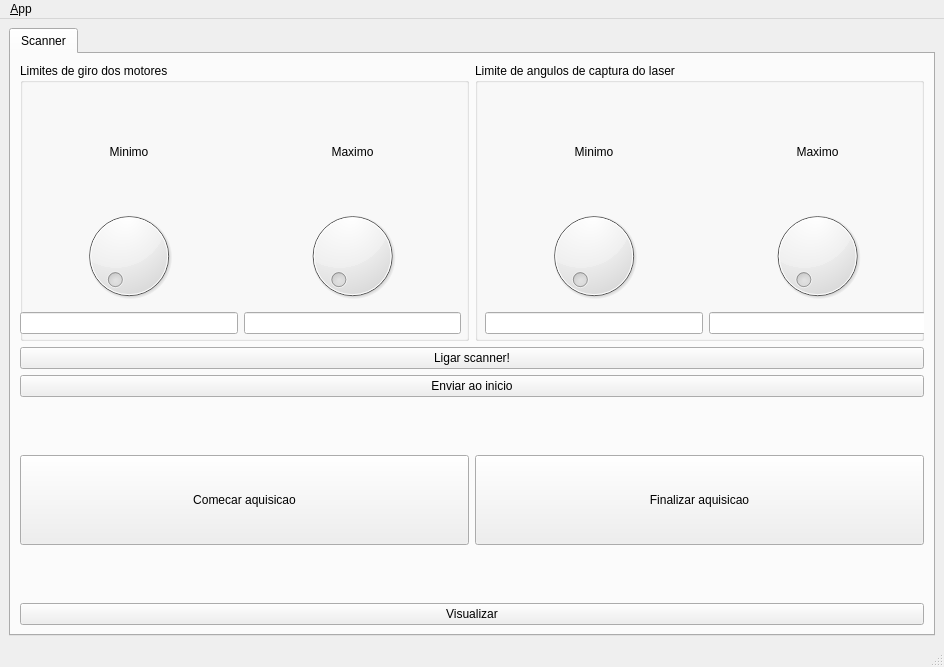
Before: the Qt Designer form scanner_gui/ui/main_window.ui in viniciusvidal2/scanner-laser, drawn with Qt 5.
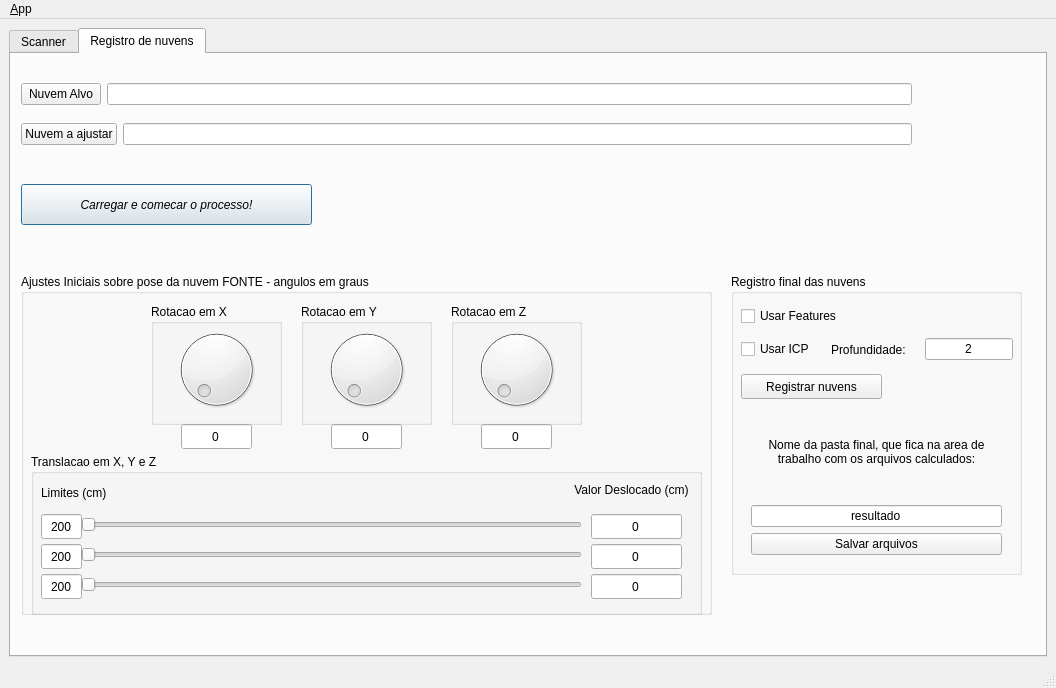
After: the same form once the commit is applied. Icons and pictures are not drawn.

Commit message: inicio nova aba e incremento da primeira, nuvens filtradas

```diff
--- a/scanner_gui/ui/main_window.ui
+++ b/scanner_gui/ui/main_window.ui
@@ -6,8 +6,8 @@
    <rect>
     <x>0</x>
     <y>0</y>
-    <width>944</width>
-    <height>667</height>
+    <width>1056</width>
+    <height>688</height>
    </rect>
   </property>
   <property name="windowTitle">
@@ -46,7 +46,7 @@
        <locale language="English" country="Australia"/>
       </property>
       <property name="currentIndex">
-       <number>0</number>
+       <number>1</number>
       </property>
       <widget class="QWidget" name="tab_scanner">
        <property name="sizePolicy">
@@ -218,10 +218,10 @@
              <enum>QLayout::SetNoConstraint</enum>
             </property>
             <property name="topMargin">
-             <number>52</number>
+             <number>29</number>
             </property>
             <property name="bottomMargin">
-             <number>52</number>
+             <number>29</number>
             </property>
             <item>
              <widget class="QPushButton" name="pushButton_aquisicao">
@@ -283,6 +283,559 @@
         </item>
        </layout>
       </widget>
+      <widget class="QWidget" name="tab_registro">
+       <attribute name="title">
+        <string>Registro de nuvens</string>
+       </attribute>
+       <widget class="QWidget" name="horizontalLayoutWidget_2">
+        <property name="geometry">
+         <rect>
+          <x>10</x>
+          <y>20</y>
+          <width>891</width>
+          <height>41</height>
+         </rect>
+        </property>
+        <layout class="QHBoxLayout" name="horizontalLayout_4">
+         <item>
+          <widget class="QPushButton" name="pushButton_nuvemalvo">
+           <property name="text">
+            <string>Nuvem Alvo</string>
+           </property>
+          </widget>
+         </item>
+         <item>
+          <widget class="QLineEdit" name="lineEdit_nuvemalvo">
+           <property name="enabled">
+            <bool>true</bool>
+           </property>
+           <property name="text">
+            <string/>
+           </property>
+          </widget>
+         </item>
+        </layout>
+       </widget>
+       <widget class="QWidget" name="horizontalLayoutWidget_3">
+        <property name="geometry">
+         <rect>
+          <x>10</x>
+          <y>60</y>
+          <width>891</width>
+          <height>41</height>
+         </rect>
+        </property>
+        <layout class="QHBoxLayout" name="horizontalLayout_5">
+         <item>
+          <widget class="QPushButton" name="pushButton_nuvemfonte">
+           <property name="text">
+            <string>Nuvem a ajustar</string>
+           </property>
+          </widget>
+         </item>
+         <item>
+          <widget class="QLineEdit" name="lineEdit_nuvemfonte">
+           <property name="enabled">
+            <bool>true</bool>
+           </property>
+           <property name="text">
+            <string/>
+           </property>
+          </widget>
+         </item>
+        </layout>
+       </widget>
+       <widget class="QPushButton" name="pushButton_iniciararquivos">
+        <property name="geometry">
+         <rect>
+          <x>10</x>
+          <y>130</y>
+          <width>291</width>
+          <height>41</height>
+         </rect>
+        </property>
+        <property name="font">
+         <font>
+          <italic>true</italic>
+         </font>
+        </property>
+        <property name="cursor">
+         <cursorShape>OpenHandCursor</cursorShape>
+        </property>
+        <property name="text">
+         <string>Carregar e comecar o processo!</string>
+        </property>
+        <property name="default">
+         <bool>true</bool>
+        </property>
+        <property name="flat">
+         <bool>false</bool>
+        </property>
+       </widget>
+       <widget class="QGroupBox" name="groupBox">
+        <property name="geometry">
+         <rect>
+          <x>10</x>
+          <y>220</y>
+          <width>691</width>
+          <height>341</height>
+         </rect>
+        </property>
+        <property name="title">
+         <string>Ajustes Iniciais sobre pose da nuvem FONTE - angulos em graus</string>
+        </property>
+        <property name="checkable">
+         <bool>false</bool>
+        </property>
+        <widget class="QGroupBox" name="groupBox_3">
+         <property name="geometry">
+          <rect>
+           <x>130</x>
+           <y>30</y>
+           <width>131</width>
+           <height>121</height>
+          </rect>
+         </property>
+         <property name="title">
+          <string>Rotacao em X</string>
+         </property>
+         <widget class="QDial" name="dial_x">
+          <property name="geometry">
+           <rect>
+            <x>0</x>
+            <y>20</y>
+            <width>131</width>
+            <height>91</height>
+           </rect>
+          </property>
+         </widget>
+        </widget>
+        <widget class="QGroupBox" name="groupBox_5">
+         <property name="geometry">
+          <rect>
+           <x>280</x>
+           <y>30</y>
+           <width>131</width>
+           <height>121</height>
+          </rect>
+         </property>
+         <property name="title">
+          <string>Rotacao em Y</string>
+         </property>
+         <widget class="QDial" name="dial_y">
+          <property name="geometry">
+           <rect>
+            <x>0</x>
+            <y>20</y>
+            <width>131</width>
+            <height>91</height>
+           </rect>
+          </property>
+         </widget>
+        </widget>
+        <widget class="QGroupBox" name="groupBox_7">
+         <property name="geometry">
+          <rect>
+           <x>430</x>
+           <y>30</y>
+           <width>131</width>
+           <height>121</height>
+          </rect>
+         </property>
+         <property name="title">
+          <string>Rotacao em Z</string>
+         </property>
+         <widget class="QDial" name="dial_z">
+          <property name="geometry">
+           <rect>
+            <x>0</x>
+            <y>20</y>
+            <width>131</width>
+            <height>91</height>
+           </rect>
+          </property>
+         </widget>
+        </widget>
+        <widget class="QGroupBox" name="groupBox_4">
+         <property name="geometry">
+          <rect>
+           <x>10</x>
+           <y>180</y>
+           <width>671</width>
+           <height>161</height>
+          </rect>
+         </property>
+         <property name="title">
+          <string>Translacao em X, Y e Z</string>
+         </property>
+         <property name="flat">
+          <bool>true</bool>
+         </property>
+         <widget class="QSlider" name="horizontalSlider_x">
+          <property name="geometry">
+           <rect>
+            <x>50</x>
+            <y>60</y>
+            <width>501</width>
+            <height>21</height>
+           </rect>
+          </property>
+          <property name="orientation">
+           <enum>Qt::Horizontal</enum>
+          </property>
+         </widget>
+         <widget class="QLineEdit" name="lineEdit_limitex">
+          <property name="geometry">
+           <rect>
+            <x>10</x>
+            <y>60</y>
+            <width>41</width>
+            <height>25</height>
+           </rect>
+          </property>
+          <property name="text">
+           <string>200</string>
+          </property>
+          <property name="alignment">
+           <set>Qt::AlignCenter</set>
+          </property>
+         </widget>
+         <widget class="QLineEdit" name="lineEdit_limitey">
+          <property name="geometry">
+           <rect>
+            <x>10</x>
+            <y>90</y>
+            <width>41</width>
+            <height>25</height>
+           </rect>
+          </property>
+          <property name="text">
+           <string>200</string>
+          </property>
+          <property name="alignment">
+           <set>Qt::AlignCenter</set>
+          </property>
+         </widget>
+         <widget class="QLineEdit" name="lineEdit_limitez">
+          <property name="geometry">
+           <rect>
+            <x>10</x>
+            <y>120</y>
+            <width>41</width>
+            <height>25</height>
+           </rect>
+          </property>
+          <property name="text">
+           <string>200</string>
+          </property>
+          <property name="alignment">
+           <set>Qt::AlignCenter</set>
+          </property>
+         </widget>
+         <widget class="QSlider" name="horizontalSlider_y">
+          <property name="geometry">
+           <rect>
+            <x>50</x>
+            <y>90</y>
+            <width>501</width>
+            <height>21</height>
+           </rect>
+          </property>
+          <property name="orientation">
+           <enum>Qt::Horizontal</enum>
+          </property>
+         </widget>
+         <widget class="QSlider" name="horizontalSlider_z">
+          <property name="geometry">
+           <rect>
+            <x>50</x>
+            <y>120</y>
+            <width>501</width>
+            <height>21</height>
+           </rect>
+          </property>
+          <property name="orientation">
+           <enum>Qt::Horizontal</enum>
+          </property>
+         </widget>
+         <widget class="QLineEdit" name="lineEdit_X">
+          <property name="geometry">
+           <rect>
+            <x>560</x>
+            <y>60</y>
+            <width>91</width>
+            <height>25</height>
+           </rect>
+          </property>
+          <property name="text">
+           <string>0</string>
+          </property>
+          <property name="alignment">
+           <set>Qt::AlignCenter</set>
+          </property>
+         </widget>
+         <widget class="QLineEdit" name="lineEdit_Y">
+          <property name="geometry">
+           <rect>
+            <x>560</x>
+            <y>90</y>
+            <width>91</width>
+            <height>25</height>
+           </rect>
+          </property>
+          <property name="text">
+           <string>0</string>
+          </property>
+          <property name="alignment">
+           <set>Qt::AlignCenter</set>
+          </property>
+         </widget>
+         <widget class="QLineEdit" name="lineEdit_Z">
+          <property name="geometry">
+           <rect>
+            <x>560</x>
+            <y>120</y>
+            <width>91</width>
+            <height>25</height>
+           </rect>
+          </property>
+          <property name="text">
+           <string>0</string>
+          </property>
+          <property name="alignment">
+           <set>Qt::AlignCenter</set>
+          </property>
+         </widget>
+         <widget class="QLabel" name="label_6">
+          <property name="geometry">
+           <rect>
+            <x>10</x>
+            <y>30</y>
+            <width>81</width>
+            <height>17</height>
+           </rect>
+          </property>
+          <property name="text">
+           <string>Limites (cm)</string>
+          </property>
+         </widget>
+         <widget class="QLabel" name="label_7">
+          <property name="geometry">
+           <rect>
+            <x>540</x>
+            <y>20</y>
+            <width>121</width>
+            <height>31</height>
+           </rect>
+          </property>
+          <property name="text">
+           <string>Valor Deslocado (cm)</string>
+          </property>
+          <property name="alignment">
+           <set>Qt::AlignCenter</set>
+          </property>
+          <property name="wordWrap">
+           <bool>true</bool>
+          </property>
+         </widget>
+        </widget>
+        <widget class="QLineEdit" name="lineEdit_rotacaox">
+         <property name="geometry">
+          <rect>
+           <x>160</x>
+           <y>150</y>
+           <width>71</width>
+           <height>25</height>
+          </rect>
+         </property>
+         <property name="text">
+          <string>0</string>
+         </property>
+         <property name="alignment">
+          <set>Qt::AlignCenter</set>
+         </property>
+        </widget>
+        <widget class="QLineEdit" name="lineEdit_rotacaoy">
+         <property name="geometry">
+          <rect>
+           <x>310</x>
+           <y>150</y>
+           <width>71</width>
+           <height>25</height>
+          </rect>
+         </property>
+         <property name="text">
+          <string>0</string>
+         </property>
+         <property name="alignment">
+          <set>Qt::AlignCenter</set>
+         </property>
+        </widget>
+        <widget class="QLineEdit" name="lineEdit_rotacaoz">
+         <property name="geometry">
+          <rect>
+           <x>460</x>
+           <y>150</y>
+           <width>71</width>
+           <height>25</height>
+          </rect>
+         </property>
+         <property name="text">
+          <string>0</string>
+         </property>
+         <property name="alignment">
+          <set>Qt::AlignCenter</set>
+         </property>
+        </widget>
+       </widget>
+       <widget class="QGroupBox" name="groupBox_2">
+        <property name="geometry">
+         <rect>
+          <x>720</x>
+          <y>220</y>
+          <width>291</width>
+          <height>301</height>
+         </rect>
+        </property>
+        <property name="title">
+         <string>Registro final das nuvens</string>
+        </property>
+        <widget class="QPushButton" name="pushButton_registrar">
+         <property name="geometry">
+          <rect>
+           <x>10</x>
+           <y>100</y>
+           <width>141</width>
+           <height>25</height>
+          </rect>
+         </property>
+         <property name="text">
+          <string>Registrar nuvens</string>
+         </property>
+        </widget>
+        <widget class="QWidget" name="horizontalLayoutWidget_6">
+         <property name="geometry">
+          <rect>
+           <x>10</x>
+           <y>60</y>
+           <width>272</width>
+           <height>31</height>
+          </rect>
+         </property>
+         <layout class="QHBoxLayout" name="_2">
+          <property name="spacing">
+           <number>16</number>
+          </property>
+          <property name="sizeConstraint">
+           <enum>QLayout::SetNoConstraint</enum>
+          </property>
+          <item>
+           <widget class="QCheckBox" name="checkBox_icp">
+            <property name="text">
+             <string>Usar ICP</string>
+            </property>
+           </widget>
+          </item>
+          <item>
+           <widget class="QLabel" name="label_8">
+            <property name="sizePolicy">
+             <sizepolicy hsizetype="Expanding" vsizetype="Preferred">
+              <horstretch>0</horstretch>
+              <verstretch>0</verstretch>
+             </sizepolicy>
+            </property>
+            <property name="text">
+             <string>Profundidade: </string>
+            </property>
+           </widget>
+          </item>
+          <item>
+           <widget class="QLineEdit" name="lineEdit_profundidadeicp">
+            <property name="sizePolicy">
+             <sizepolicy hsizetype="Maximum" vsizetype="Fixed">
+              <horstretch>0</horstretch>
+              <verstretch>0</verstretch>
+             </sizepolicy>
+            </property>
+            <property name="maximumSize">
+             <size>
+              <width>200</width>
+              <height>16777215</height>
+             </size>
+            </property>
+            <property name="text">
+             <string>2</string>
+            </property>
+            <property name="alignment">
+             <set>Qt::AlignCenter</set>
+            </property>
+           </widget>
+          </item>
+         </layout>
+        </widget>
+        <widget class="QWidget" name="horizontalLayoutWidget_7">
+         <property name="geometry">
+          <rect>
+           <x>10</x>
+           <y>30</y>
+           <width>160</width>
+           <height>25</height>
+          </rect>
+         </property>
+         <layout class="QHBoxLayout" name="horizontalLayout_8">
+          <item>
+           <widget class="QCheckBox" name="checkBox_features">
+            <property name="text">
+             <string>Usar Features</string>
+            </property>
+           </widget>
+          </item>
+         </layout>
+        </widget>
+        <widget class="QWidget" name="verticalLayoutWidget_3">
+         <property name="geometry">
+          <rect>
+           <x>20</x>
+           <y>130</y>
+           <width>251</width>
+           <height>151</height>
+          </rect>
+         </property>
+         <layout class="QVBoxLayout" name="verticalLayout_3">
+          <item>
+           <widget class="QLabel" name="label_9">
+            <property name="text">
+             <string>Nome da pasta final, que fica na area de trabalho com os arquivos calculados:</string>
+            </property>
+            <property name="alignment">
+             <set>Qt::AlignCenter</set>
+            </property>
+            <property name="wordWrap">
+             <bool>true</bool>
+            </property>
+           </widget>
+          </item>
+          <item>
+           <widget class="QLineEdit" name="lineEdit_pastafinal">
+            <property name="text">
+             <string>resultado</string>
+            </property>
+            <property name="alignment">
+             <set>Qt::AlignCenter</set>
+            </property>
+           </widget>
+          </item>
+          <item>
+           <widget class="QPushButton" name="pushButton_salvarfinal">
+            <property name="text">
+             <string>Salvar arquivos</string>
+            </property>
+           </widget>
+          </item>
+         </layout>
+        </widget>
+       </widget>
+      </widget>
      </widget>
     </item>
    </layout>
@@ -292,7 +845,7 @@
     <rect>
      <x>0</x>
      <y>0</y>
-     <width>944</width>
+     <width>1056</width>
      <height>22</height>
     </rect>
    </property>
```
Left out of the diff: 28 changed lines with no effect on the pictures. The commit also changes 9 other files.
